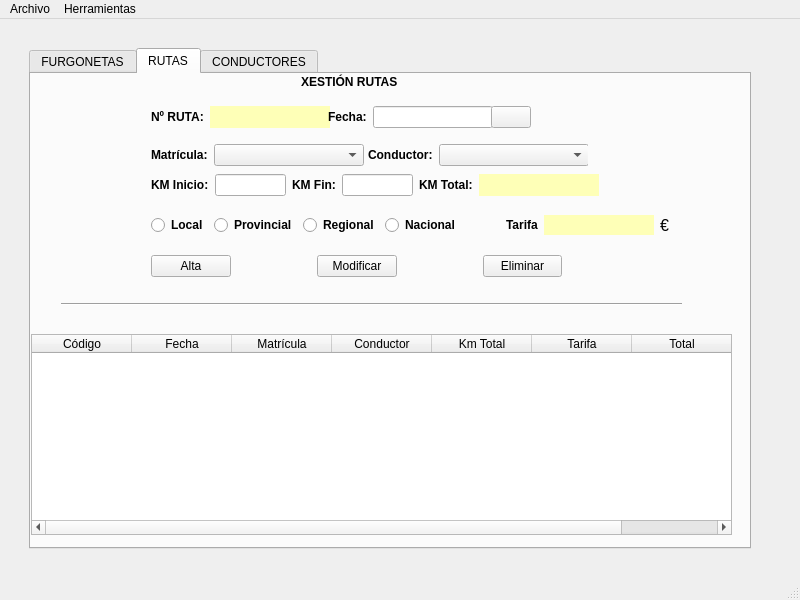
This is ventana.ui in a19adrianld/LopezDieguez_R as Qt 5 draws it before an edit. The edited form follows.
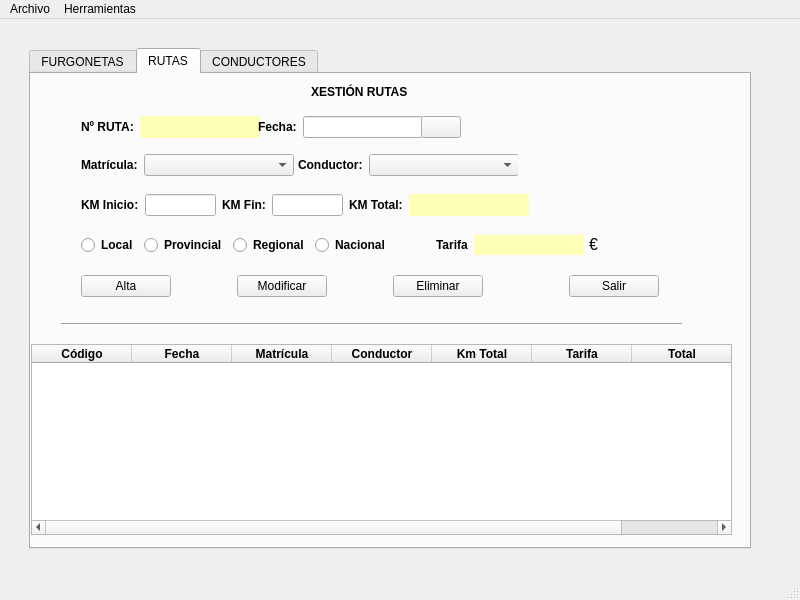
This is the edited form. Icons and pictures are not drawn.

```diff
--- a/ventana.ui
+++ b/ventana.ui
@@ -344,8 +344,8 @@
          <widget class="QLabel" name="lblXesFurgo_6">
           <property name="geometry">
            <rect>
-            <x>270</x>
-            <y>0</y>
+            <x>280</x>
+            <y>10</y>
             <width>131</width>
             <height>16</height>
            </rect>
@@ -364,52 +364,100 @@
           <property name="geometry">
            <rect>
             <x>0</x>
-            <y>260</y>
+            <y>270</y>
             <width>701</width>
-            <height>201</height>
+            <height>191</height>
            </rect>
           </property>
+          <property name="showGrid">
+           <bool>true</bool>
+          </property>
+          <attribute name="verticalHeaderVisible">
+           <bool>false</bool>
+          </attribute>
           <column>
            <property name="text">
             <string>Código</string>
            </property>
+           <property name="font">
+            <font>
+             <weight>75</weight>
+             <bold>true</bold>
+            </font>
+           </property>
           </column>
           <column>
            <property name="text">
             <string>Fecha</string>
            </property>
+           <property name="font">
+            <font>
+             <weight>75</weight>
+             <bold>true</bold>
+            </font>
+           </property>
           </column>
           <column>
            <property name="text">
             <string>Matrícula</string>
            </property>
+           <property name="font">
+            <font>
+             <weight>75</weight>
+             <bold>true</bold>
+            </font>
+           </property>
           </column>
           <column>
            <property name="text">
             <string>Conductor</string>
            </property>
+           <property name="font">
+            <font>
+             <weight>75</weight>
+             <bold>true</bold>
+            </font>
+           </property>
           </column>
           <column>
            <property name="text">
             <string>Km Total</string>
            </property>
+           <property name="font">
+            <font>
+             <weight>75</weight>
+             <bold>true</bold>
+            </font>
+           </property>
           </column>
           <column>
            <property name="text">
             <string>Tarifa</string>
            </property>
+           <property name="font">
+            <font>
+             <weight>75</weight>
+             <bold>true</bold>
+            </font>
+           </property>
           </column>
           <column>
            <property name="text">
             <string>Total</string>
            </property>
+           <property name="font">
+            <font>
+             <weight>75</weight>
+             <bold>true</bold>
+            </font>
+           </property>
           </column>
          </widget>
          <widget class="Line" name="line">
           <property name="geometry">
            <rect>
             <x>30</x>
-            <y>220</y>
+            <y>240</y>
             <width>621</width>
             <height>20</height>
            </rect>
@@ -421,8 +469,8 @@
          <widget class="QWidget" name="layoutWidget">
           <property name="geometry">
            <rect>
-            <x>120</x>
-            <y>30</y>
+            <x>50</x>
+            <y>40</y>
             <width>380</width>
             <height>26</height>
            </rect>
@@ -614,8 +662,8 @@
          <widget class="QWidget" name="layoutWidget">
           <property name="geometry">
            <rect>
-            <x>120</x>
-            <y>70</y>
+            <x>50</x>
+            <y>80</y>
             <width>437</width>
             <height>22</height>
            </rect>
@@ -672,8 +720,8 @@
          <widget class="QWidget" name="layoutWidget">
           <property name="geometry">
            <rect>
-            <x>120</x>
-            <y>100</y>
+            <x>50</x>
+            <y>120</y>
             <width>448</width>
             <height>22</height>
            </rect>
@@ -877,8 +925,8 @@
          <widget class="QWidget" name="layoutWidget">
           <property name="geometry">
            <rect>
-            <x>120</x>
-            <y>140</y>
+            <x>50</x>
+            <y>160</y>
             <width>503</width>
             <height>22</height>
            </rect>
@@ -1116,76 +1164,11 @@
            </item>
           </layout>
          </widget>
-         <widget class="QWidget" name="layoutWidget">
-          <property name="geometry">
-           <rect>
-            <x>120</x>
-            <y>180</y>
-            <width>411</width>
-            <height>25</height>
-           </rect>
-          </property>
-          <layout class="QGridLayout" name="gridLayout_8">
-           <item row="0" column="0">
-            <widget class="QPushButton" name="btnAltaruta">
-             <property name="text">
-              <string>Alta</string>
-             </property>
-            </widget>
-           </item>
-           <item row="0" column="4">
-            <widget class="QPushButton" name="btnBajaruta">
-             <property name="text">
-              <string>Eliminar</string>
-             </property>
-            </widget>
-           </item>
-           <item row="0" column="2">
-            <widget class="QPushButton" name="btnModifruta">
-             <property name="text">
-              <string>Modificar</string>
-             </property>
-            </widget>
-           </item>
-           <item row="0" column="1">
-            <spacer name="horizontalSpacer_4">
-             <property name="orientation">
-              <enum>Qt::Horizontal</enum>
-             </property>
-             <property name="sizeType">
-              <enum>QSizePolicy::Fixed</enum>
-             </property>
-             <property name="sizeHint" stdset="0">
-              <size>
-               <width>80</width>
-               <height>20</height>
-              </size>
-             </property>
-            </spacer>
-           </item>
-           <item row="0" column="3">
-            <spacer name="horizontalSpacer_5">
-             <property name="orientation">
-              <enum>Qt::Horizontal</enum>
-             </property>
-             <property name="sizeType">
-              <enum>QSizePolicy::Fixed</enum>
-             </property>
-             <property name="sizeHint" stdset="0">
-              <size>
-               <width>80</width>
-               <height>20</height>
-              </size>
-             </property>
-            </spacer>
-           </item>
-          </layout>
-         </widget>
          <widget class="QLabel" name="label">
           <property name="geometry">
            <rect>
-            <x>629</x>
-            <y>136</y>
+            <x>558</x>
+            <y>155</y>
             <width>21</width>
             <height>31</height>
            </rect>
@@ -1201,6 +1184,94 @@
            <string>€</string>
           </property>
          </widget>
+         <widget class="QWidget" name="">
+          <property name="geometry">
+           <rect>
+            <x>50</x>
+            <y>200</y>
+            <width>578</width>
+            <height>25</height>
+           </rect>
+          </property>
+          <layout class="QGridLayout" name="gridLayout_8">
+           <item row="0" column="0">
+            <widget class="QPushButton" name="btnAltaruta">
+             <property name="text">
+              <string>Alta</string>
+             </property>
+            </widget>
+           </item>
+           <item row="0" column="1">
+            <spacer name="horizontalSpacer_4">
+             <property name="orientation">
+              <enum>Qt::Horizontal</enum>
+             </property>
+             <property name="sizeType">
+              <enum>QSizePolicy::Fixed</enum>
+             </property>
+             <property name="sizeHint" stdset="0">
+              <size>
+               <width>60</width>
+               <height>20</height>
+              </size>
+             </property>
+            </spacer>
+           </item>
+           <item row="0" column="2">
+            <widget class="QPushButton" name="btnModifruta">
+             <property name="text">
+              <string>Modificar</string>
+             </property>
+            </widget>
+           </item>
+           <item row="0" column="3">
+            <spacer name="horizontalSpacer_5">
+             <property name="orientation">
+              <enum>Qt::Horizontal</enum>
+             </property>
+             <property name="sizeType">
+              <enum>QSizePolicy::Fixed</enum>
+             </property>
+             <property name="sizeHint" stdset="0">
+              <size>
+               <width>60</width>
+               <height>20</height>
+              </size>
+             </property>
+            </spacer>
+           </item>
+           <item row="0" column="4">
+            <widget class="QPushButton" name="btnBajaruta">
+             <property name="text">
+              <string>Eliminar</string>
+             </property>
+            </widget>
+           </item>
+           <item row="0" column="5">
+            <spacer name="horizontalSpacer_7">
+             <property name="orientation">
+              <enum>Qt::Horizontal</enum>
+             </property>
+             <property name="sizeType">
+              <enum>QSizePolicy::Fixed</enum>
+             </property>
+             <property name="sizeHint" stdset="0">
+              <size>
+               <width>80</width>
+               <height>20</height>
+              </size>
+             </property>
+            </spacer>
+           </item>
+           <item row="0" column="6">
+            <widget class="QPushButton" name="pushButton">
+             <property name="text">
+              <string>Salir</string>
+             </property>
+            </widget>
+           </item>
+          </layout>
+         </widget>
         </widget>
         <widget class="QWidget" name="conductores">
          <attribute name="title">
```
Left out of the diff: 18 changed lines with no effect on the pictures.
